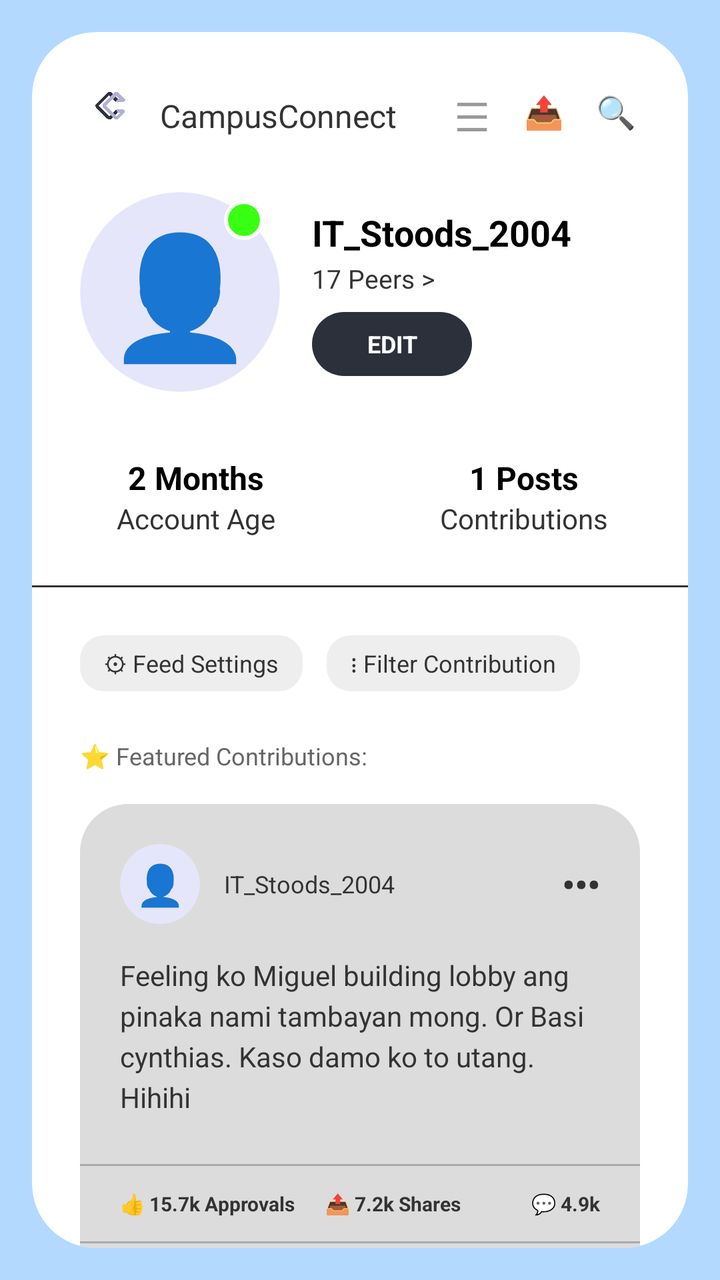
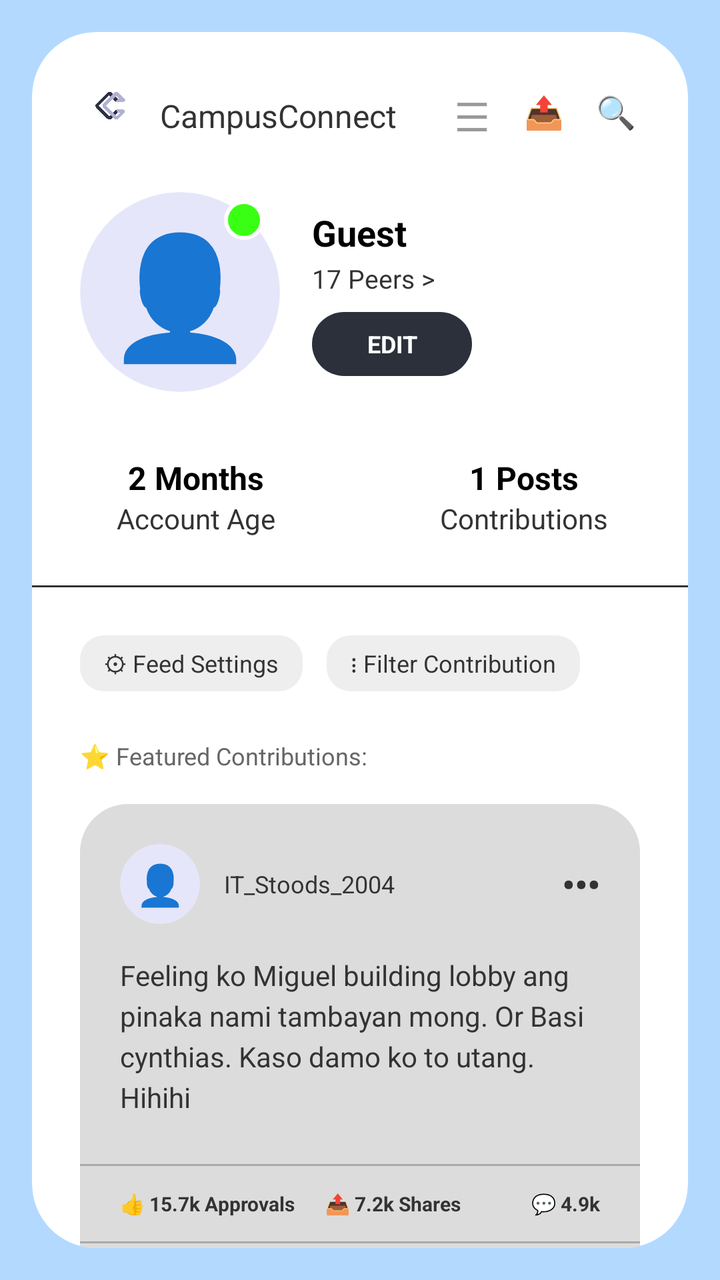

Compare the two renders of this Android layout. The source of the first and the diff that turns it into the second are given below.
<!-- AndroidManifest.xml: application theme Theme.CampusConnect -->
<!-- res/layout/activity_profile.xml -->
<?xml version="1.0" encoding="utf-8"?>
<androidx.constraintlayout.widget.ConstraintLayout xmlns:android="http://schemas.android.com/apk/res/android"
    xmlns:app="http://schemas.android.com/apk/res-auto"
    android:layout_width="match_parent"
    android:layout_height="match_parent"
    android:background="#B3D9FF">

    <androidx.cardview.widget.CardView
        android:layout_width="0dp"
        android:layout_height="0dp"
        android:layout_margin="16dp"
        app:cardBackgroundColor="#FFFFFF"
        app:cardCornerRadius="32dp"
        app:cardElevation="0dp"
        app:layout_constraintBottom_toBottomOf="parent"
        app:layout_constraintEnd_toEndOf="parent"
        app:layout_constraintStart_toStartOf="parent"
        app:layout_constraintTop_toTopOf="parent">

        <ScrollView
            android:layout_width="match_parent"
            android:layout_height="match_parent"
            android:scrollbars="none">

            <LinearLayout
                android:layout_width="match_parent"
                android:layout_height="wrap_content"
                android:orientation="vertical"
                android:paddingTop="24dp"
                android:paddingBottom="24dp">

                
                <LinearLayout
                    android:layout_width="match_parent"
                    android:layout_height="wrap_content"
                    android:gravity="center_vertical"
                    android:orientation="horizontal"
                    android:paddingStart="24dp"
                    android:paddingEnd="24dp">

                    <ImageView
                        android:layout_width="32dp"
                        android:layout_height="32dp"
                        android:src="@drawable/cc"
                        android:scaleType="centerInside"
                        android:adjustViewBounds="true" />

                    <TextView
                        android:layout_width="wrap_content"
                        android:layout_height="wrap_content"
                        android:layout_marginStart="8dp"
                        android:layout_marginTop="2dp"
                        android:text="CampusConnect"
                        android:textColor="#333333"
                        android:textSize="16sp" />

                    <View
                        android:layout_width="0dp"
                        android:layout_height="0dp"
                        android:layout_weight="1" />

                    
                    <TextView
                        android:layout_width="24dp"
                        android:layout_height="24dp"
                        android:text="☰"
                        android:textSize="20sp"
                        android:textColor="#999999"
                        android:gravity="center" />

                    
                    <TextView
                        android:layout_width="24dp"
                        android:layout_height="24dp"
                        android:layout_marginStart="12dp"
                        android:text="📤"
                        android:textSize="16sp"
                        android:textColor="#999999"
                        android:gravity="center" />

                    
                    <TextView
                        android:layout_width="24dp"
                        android:layout_height="24dp"
                        android:layout_marginStart="12dp"
                        android:text="🔍"
                        android:textSize="16sp"
                        android:textColor="#999999"
                        android:gravity="center" />
                </LinearLayout>

                
                <LinearLayout
                    android:layout_width="match_parent"
                    android:layout_height="wrap_content"
                    android:layout_marginTop="24dp"
                    android:orientation="horizontal"
                    android:paddingStart="24dp"
                    android:paddingEnd="24dp"
                    android:gravity="center_vertical">

                    <FrameLayout
                        android:layout_width="wrap_content"
                        android:layout_height="wrap_content">

                        <androidx.cardview.widget.CardView
                            android:layout_width="100dp"
                            android:layout_height="100dp"
                            app:cardBackgroundColor="#E6E6FA"
                            app:cardCornerRadius="50dp"
                            app:cardElevation="0dp">

                            <TextView
                                android:layout_width="match_parent"
                                android:layout_height="match_parent"
                                android:text="👤"
                                android:gravity="center"
                                android:textSize="60sp"
                                android:textColor="#483D8B"/>
                        </androidx.cardview.widget.CardView>

                        <View
                            android:layout_width="20dp"
                            android:layout_height="20dp"
                            android:layout_gravity="top|end"
                            android:layout_marginTop="4dp"
                            android:layout_marginEnd="8dp"
                            android:background="@drawable/status_dot_green" />
                    </FrameLayout>

                    <LinearLayout
                        android:layout_width="match_parent"
                        android:layout_height="wrap_content"
                        android:layout_marginStart="16dp"
                        android:orientation="vertical">

                        <TextView
                            android:layout_width="wrap_content"
                            android:layout_height="wrap_content"
                            android:text="IT_Stoods_2004"
                            android:textColor="#000000"
                            android:textStyle="bold"
                            android:textSize="18sp" />

                        <TextView
                            android:layout_width="wrap_content"
                            android:layout_height="wrap_content"
                            android:text="17 Peers >"
                            android:textColor="#333333"
                            android:textSize="13sp"
                            android:layout_marginTop="2dp" />

                        <TextView
                            android:layout_width="80dp"
                            android:layout_height="32dp"
                            android:layout_marginTop="8dp"
                            android:background="@drawable/profile_edit_btn_bg"
                            android:gravity="center"
                            android:text="EDIT"
                            android:textColor="#FFFFFF"
                            android:textStyle="bold"
                            android:textSize="12sp" />
                    </LinearLayout>
                </LinearLayout>

                
                <LinearLayout
                    android:layout_width="match_parent"
                    android:layout_height="wrap_content"
                    android:layout_marginTop="32dp"
                    android:orientation="horizontal"
                    android:weightSum="2">

                    
                    <LinearLayout
                        android:layout_width="0dp"
                        android:layout_height="wrap_content"
                        android:layout_weight="1"
                        android:gravity="center"
                        android:orientation="vertical">
                        <TextView
                            android:layout_width="wrap_content"
                            android:layout_height="wrap_content"
                            android:text="2 Months"
                            android:textColor="#000000"
                            android:textStyle="bold"
                            android:textSize="16sp" />
                        <TextView
                            android:layout_width="wrap_content"
                            android:layout_height="wrap_content"
                            android:text="Account Age"
                            android:textColor="#333333"
                            android:textSize="14sp" />
                    </LinearLayout>

                    
                    <LinearLayout
                        android:layout_width="0dp"
                        android:layout_height="wrap_content"
                        android:layout_weight="1"
                        android:gravity="center"
                        android:orientation="vertical">
                        <TextView
                            android:layout_width="wrap_content"
                            android:layout_height="wrap_content"
                            android:text="1 Posts"
                            android:textColor="#000000"
                            android:textStyle="bold"
                            android:textSize="16sp" />
                        <TextView
                            android:layout_width="wrap_content"
                            android:layout_height="wrap_content"
                            android:text="Contributions"
                            android:textColor="#333333"
                            android:textSize="14sp" />
                    </LinearLayout>
                </LinearLayout>

                
                <View
                    android:layout_width="match_parent"
                    android:layout_height="1dp"
                    android:layout_marginTop="24dp"
                    android:layout_marginBottom="24dp"
                    android:background="#333333" />

                
                <LinearLayout
                    android:layout_width="match_parent"
                    android:layout_height="wrap_content"
                    android:orientation="horizontal"
                    android:paddingStart="24dp"
                    android:paddingEnd="24dp">

                    <TextView
                        android:layout_width="wrap_content"
                        android:layout_height="28dp"
                        android:background="@drawable/pill_gray_bg"
                        android:gravity="center_vertical"
                        android:paddingStart="12dp"
                        android:paddingEnd="12dp"
                        android:text="⚙ Feed Settings"
                        android:textColor="#333333"
                        android:textSize="12sp" />

                    <TextView
                        android:layout_width="wrap_content"
                        android:layout_height="28dp"
                        android:layout_marginStart="12dp"
                        android:background="@drawable/pill_gray_bg"
                        android:gravity="center_vertical"
                        android:paddingStart="12dp"
                        android:paddingEnd="12dp"
                        android:text="⋮ Filter Contribution"
                        android:textColor="#333333"
                        android:textSize="12sp" />
                </LinearLayout>

                
                <TextView
                    android:layout_width="wrap_content"
                    android:layout_height="wrap_content"
                    android:layout_marginTop="24dp"
                    android:layout_marginStart="24dp"
                    android:text="⭐ Featured Contributions:"
                    android:textColor="#666666"
                    android:textSize="12sp" />

                
                <LinearLayout
                    android:layout_width="match_parent"
                    android:layout_height="wrap_content"
                    android:layout_marginTop="16dp"
                    android:layout_marginStart="24dp"
                    android:layout_marginEnd="24dp"
                    android:layout_marginBottom="24dp"
                    android:background="@drawable/post_card_bg"
                    android:orientation="vertical"
                    android:paddingTop="20dp">

                    
                    <LinearLayout
                        android:layout_width="match_parent"
                        android:layout_height="wrap_content"
                        android:gravity="center_vertical"
                        android:orientation="horizontal"
                        android:paddingStart="20dp"
                        android:paddingEnd="20dp">

                        <androidx.cardview.widget.CardView
                            android:layout_width="40dp"
                            android:layout_height="40dp"
                            app:cardBackgroundColor="#E6E6FA"
                            app:cardCornerRadius="20dp"
                            app:cardElevation="0dp">
                            <TextView
                                android:layout_width="match_parent"
                                android:layout_height="match_parent"
                                android:text="👤"
                                android:gravity="center"
                                android:textSize="20sp"
                                android:textColor="#483D8B"/>
                        </androidx.cardview.widget.CardView>

                        <TextView
                            android:layout_width="0dp"
                            android:layout_height="wrap_content"
                            android:layout_marginStart="12dp"
                            android:layout_weight="1"
                            android:text="IT_Stoods_2004"
                            android:textColor="#333333"
                            android:textSize="12sp" />

                        <TextView
                            android:layout_width="wrap_content"
                            android:layout_height="wrap_content"
                            android:text="•••"
                            android:textColor="#333333"
                            android:textSize="18sp"
                            android:textStyle="bold" />
                    </LinearLayout>

                    
                    <TextView
                        android:layout_width="match_parent"
                        android:layout_height="wrap_content"
                        android:layout_marginTop="16dp"
                        android:paddingStart="20dp"
                        android:paddingEnd="20dp"
                        android:layout_marginBottom="24dp"
                        android:text="Feeling ko Miguel building lobby ang pinaka nami tambayan mong. Or Basi cynthias. Kaso damo ko to utang. Hihihi"
                        android:textColor="#333333"
                        android:textSize="14sp"
                        android:lineSpacingExtra="4dp"/>

                    
                    <View
                        android:layout_width="match_parent"
                        android:layout_height="1dp"
                        android:background="#AAAAAA" />

                    
                    <LinearLayout
                        android:layout_width="match_parent"
                        android:layout_height="wrap_content"
                        android:orientation="horizontal"
                        android:paddingTop="12dp"
                        android:paddingBottom="12dp"
                        android:paddingStart="20dp"
                        android:paddingEnd="20dp">

                        <TextView
                            android:layout_width="0dp"
                            android:layout_height="wrap_content"
                            android:layout_weight="1"
                            android:text="👍 15.7k Approvals"
                            android:textColor="#333"
                            android:textSize="10sp"
                            android:textStyle="bold" />

                        <TextView
                            android:layout_width="0dp"
                            android:layout_height="wrap_content"
                            android:layout_weight="1"
                            android:text="📤 7.2k Shares"
                            android:textColor="#333"
                            android:textSize="10sp"
                            android:textStyle="bold" />

                        <TextView
                            android:layout_width="wrap_content"
                            android:layout_height="wrap_content"
                            android:text="💬 4.9k"
                            android:textColor="#333"
                            android:textSize="10sp"
                            android:textStyle="bold" />
                    </LinearLayout>

                    
                    <View
                        android:layout_width="match_parent"
                        android:layout_height="1dp"
                        android:background="#AAAAAA" />

                    
                    <LinearLayout
                        android:layout_width="match_parent"
                        android:layout_height="wrap_content"
                        android:gravity="center_vertical"
                        android:orientation="horizontal"
                        android:padding="16dp">

                        <androidx.cardview.widget.CardView
                            android:layout_width="32dp"
                            android:layout_height="32dp"
                            app:cardBackgroundColor="#E6E6FA"
                            app:cardCornerRadius="16dp"
                            app:cardElevation="0dp">
                            <TextView
                                android:layout_width="match_parent"
                                android:layout_height="match_parent"
                                android:text="👤"
                                android:gravity="center"
                                android:textSize="16sp"
                                android:textColor="#483D8B"/>
                        </androidx.cardview.widget.CardView>

                        <LinearLayout
                            android:layout_width="0dp"
                            android:layout_height="36dp"
                            android:layout_marginStart="12dp"
                            android:layout_weight="1"
                            android:background="@drawable/comment_bg"
                            android:gravity="center_vertical"
                            android:paddingStart="16dp"
                            android:paddingEnd="12dp">

                            <EditText
                                android:layout_width="0dp"
                                android:layout_height="wrap_content"
                                android:layout_weight="1"
                                android:background="@null"
                                android:hint="Add a comment.."
                                android:textSize="10sp" />

                            <TextView
                                android:layout_width="wrap_content"
                                android:layout_height="wrap_content"
                                android:text="🖼️"
                                android:textSize="14sp" />
                        </LinearLayout>
                    </LinearLayout>
                </LinearLayout>

            </LinearLayout>
        </ScrollView>
    </androidx.cardview.widget.CardView>

</androidx.constraintlayout.widget.ConstraintLayout>
<!-- resources referenced by this layout -->
<resources>
  <!-- drawable cc: png bitmap (drawable, 146439 bytes) -->
  <!-- drawable comment_bg (drawable) -->
  <?xml version="1.0" encoding="utf-8"?>
  <shape xmlns:android="http://schemas.android.com/apk/res/android">
      <solid android:color="#E6E6FA" />
      <corners android:radius="24dp" />
  </shape>
  <!-- drawable pill_gray_bg (drawable) -->
  <?xml version="1.0" encoding="utf-8"?>
  <shape xmlns:android="http://schemas.android.com/apk/res/android">
      <solid android:color="#EEEEEE" />
      <corners android:radius="12dp" />
  </shape>
  <!-- drawable post_card_bg (drawable) -->
  <?xml version="1.0" encoding="utf-8"?>
  <shape xmlns:android="http://schemas.android.com/apk/res/android">
      <solid android:color="#DCDCDC" />
      <corners android:radius="24dp" />
  </shape>
  <!-- drawable profile_edit_btn_bg (drawable) -->
  <?xml version="1.0" encoding="utf-8"?>
  <shape xmlns:android="http://schemas.android.com/apk/res/android">
      <solid android:color="#2C303A" />
      <corners android:radius="16dp" />
  </shape>
  <!-- drawable status_dot_green (drawable) -->
  <?xml version="1.0" encoding="utf-8"?>
  <shape xmlns:android="http://schemas.android.com/apk/res/android" android:shape="oval">
      <solid android:color="#39FF14" />
      <stroke android:width="2dp" android:color="#FFFFFF" />
  </shape>
  <style name="Theme.CampusConnect" parent="Base.Theme.CampusConnect" />
  <style name="Base.Theme.CampusConnect" parent="Theme.Material3.DayNight.NoActionBar">
          
          
      </style>
</resources>

<!-- the commit's change to res/layout/activity_profile.xml (unified diff, before → after) -->
@@ -135,9 +135,10 @@
                         android:orientation="vertical">
 
                         <TextView
-                            android:layout_width="wrap_content"
-                            android:layout_height="wrap_content"
-                            android:text="IT_Stoods_2004"
+                            android:id="@+id/profileUsernameText"
+                            android:layout_width="wrap_content"
+                            android:layout_height="wrap_content"
+                            android:text="Guest"
                             android:textColor="#000000"
                             android:textStyle="bold"
                             android:textSize="18sp" />
@@ -179,6 +180,7 @@
                         android:gravity="center"
                         android:orientation="vertical">
                         <TextView
+                            android:id="@+id/accountAgeText"
                             android:layout_width="wrap_content"
                             android:layout_height="wrap_content"
                             android:text="2 Months"
@@ -201,6 +203,7 @@
                         android:gravity="center"
                         android:orientation="vertical">
                         <TextView
+                            android:id="@+id/postsCountText"
                             android:layout_width="wrap_content"
                             android:layout_height="wrap_content"
                             android:text="1 Posts"
